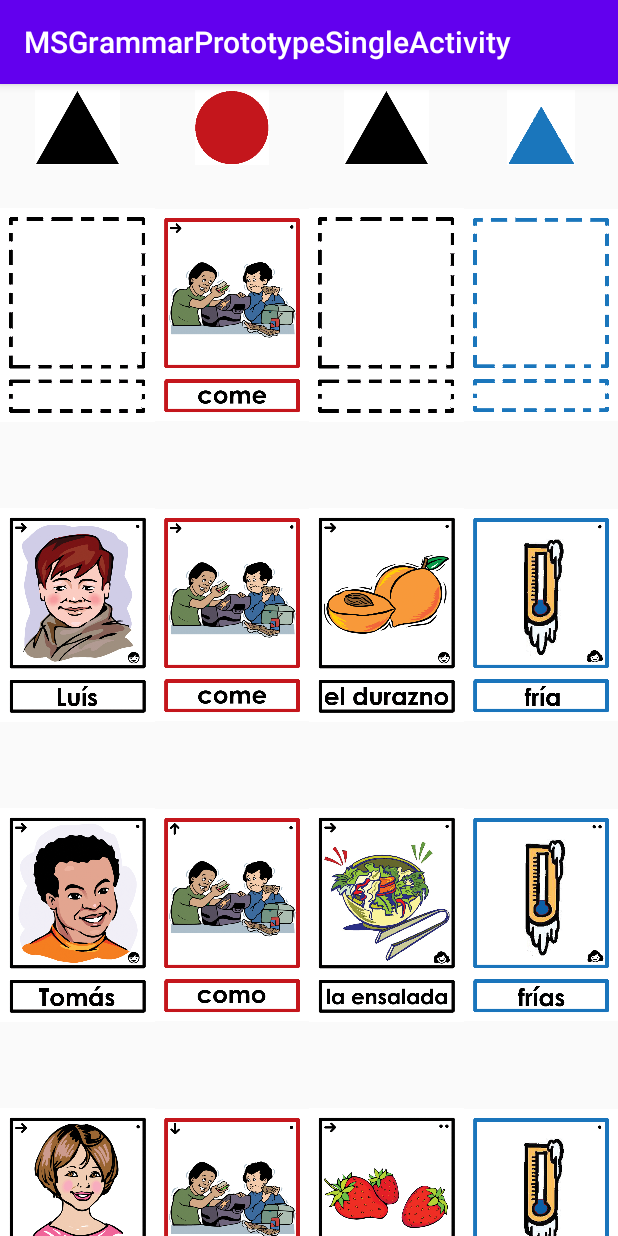
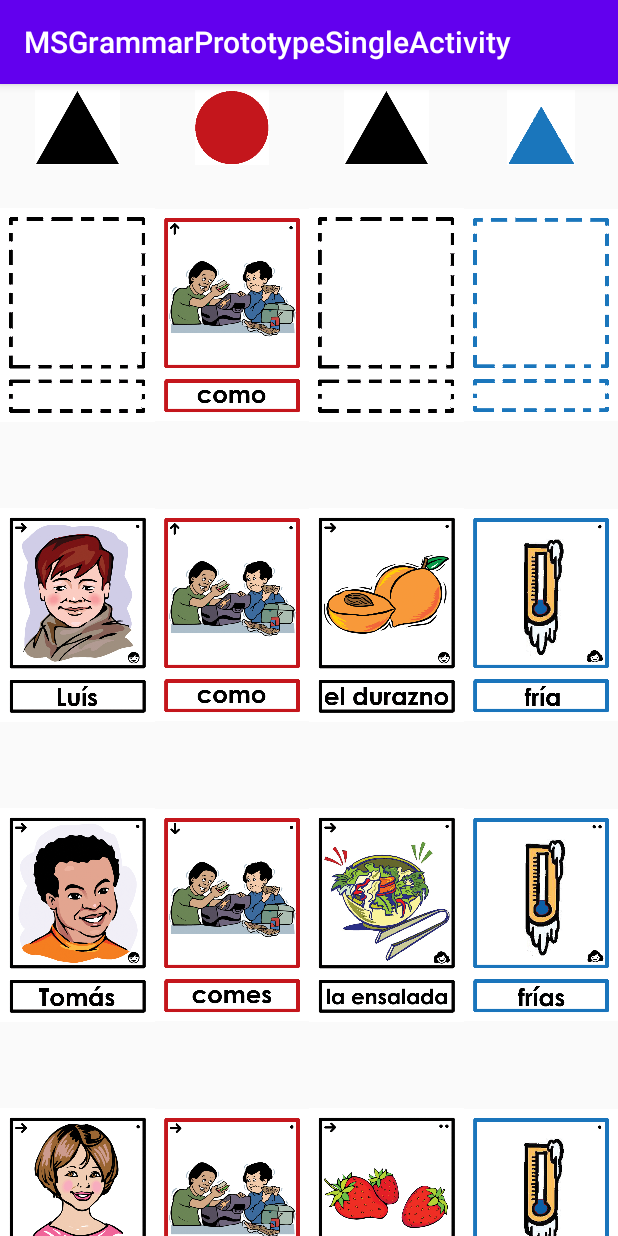
Before and after one commit to MarcoCosta55/MSGrammarPrototypeSingleActivity, an Android app: the screen it shows after launch (MainActivity), after a tap on an icon or button, on a phone screen of 412 x 824 dp. Run offline under Robolectric (Android 15) with nearby library versions, the phone set to English and light mode, and no system bars.

Commit message:
CardData data class is all done for single activity.

```diff
--- a/app/src/main/java/net/marco/msgrammarprototypesingleactivity/CardData.kt
+++ b/app/src/main/java/net/marco/msgrammarprototypesingleactivity/CardData.kt
@@ -8,6 +8,9 @@ class CardData {
 
     companion object {
 
+        /**
+         * Data for proper noun cards.
+         */
         val imagesPN = intArrayOf(
             R.drawable.card_pn_luis,
             R.drawable.card_pn_tomas,
@@ -16,7 +19,6 @@ class CardData {
             R.drawable.card_pn_monica_rosa,
             R.drawable.card_pn_tomas_luis
         )
-
         val symbolsPN = arrayOf(
             "3SM",
             "3SM",
@@ -25,5 +27,117 @@ class CardData {
             "3PF",
             "3PM"
         )
+
+        /**
+         * Data for verb cards.
+         */
+        val imagesV = intArrayOf(
+            R.drawable.card_v_como,
+            R.drawable.card_v_comes,
+            R.drawable.card_v_come,
+            R.drawable.card_v_comemos,
+            R.drawable.card_v_comen,
+            R.drawable.card_v_corto,
+            R.drawable.card_v_cortas,
+            R.drawable.card_v_corta,
+            R.drawable.card_v_cortamos,
+            R.drawable.card_v_cortan
+        )
+        val symbolsV = arrayOf(
+            "1S",
+            "2S",
+            "3S",
+            "1P",
+            "3P",
+            "1S",
+            "2S",
+            "3S",
+            "1P",
+            "3P"
+        )
+
+        /**
+         * Data for noun cards.
+         */
+        val imagesN = intArrayOf(
+            R.drawable.card_n_durazno,
+            R.drawable.card_n_ensalada,
+            R.drawable.card_n_fresas,
+            R.drawable.card_n_mango,
+            R.drawable.card_n_manzana,
+            R.drawable.card_n_naranja,
+            R.drawable.card_n_pan,
+            R.drawable.card_n_pera,
+            R.drawable.card_n_pollo,
+            R.drawable.card_n_uvas
+        )
+        val symbolsN = arrayOf(
+            "3SM",
+            "3SF",
+            "3PF",
+            "3SM",
+            "3SF",
+            "3SF",
+            "3SM",
+            "3SF",
+            "3SM",
+            "3PF"
+        )
+
+        /**
+         * Data for adjective cards
+         */
+        val imagesA = intArrayOf(
+            R.drawable.card_a_fria,
+            R.drawable.card_a_frias,
+            R.drawable.card_a_frio,
+            R.drawable.card_a_frios,
+            R.drawable.card_a_grande,
+            R.drawable.card_a_grandes,
+            R.drawable.card_a_limpia,
+            R.drawable.card_a_limpias,
+            R.drawable.card_a_limpio,
+            R.drawable.card_a_limpios,
+            R.drawable.card_a_pequena,
+            R.drawable.card_a_pequenas,
+            R.drawable.card_a_pequeno,
+            R.drawable.card_a_pequenos,
+            R.drawable.card_a_roja,
+            R.drawable.card_a_rojas,
+            R.drawable.card_a_rojo,
+            R.drawable.card_a_rojos,
+            R.drawable.card_a_sucia,
+            R.drawable.card_a_sucias,
+            R.drawable.card_a_sucio,
+            R.drawable.card_a_sucios,
+            R.drawable.card_a_verde,
+            R.drawable.card_a_verdes
+        )
+        val symbolsA = arrayOf(
+            "SF",
+            "PF",
+            "SM",
+            "PM",
+            "SX",
+            "PX",
+            "SF",
+            "PF",
+            "SM",
+            "PM",
+            "SF",
+            "PF",
+            "SM",
+            "PM",
+            "SF",
+            "PF",
+            "SM",
+            "PM",
+            "SF",
+            "PF",
+            "SM",
+            "PM",
+            "SX",
+            "PX"
+        )
     }
 }
--- a/app/src/main/java/net/marco/msgrammarprototypesingleactivity/MainActivity.kt
+++ b/app/src/main/java/net/marco/msgrammarprototypesingleactivity/MainActivity.kt
@@ -65,15 +65,15 @@ class MainActivity : AppCompatActivity(), CardClick {
         properNoun.setImageResource(CardData.imagesPN[i])
     }
 
-    override fun onClickV(image: Int) {
-        verb.setImageResource(image)
+    override fun onClickV(i: Int) {
+        verb.setImageResource(CardData.imagesV[i])
     }
 
-    override fun onClickN(image: Int) {
-        noun.setImageResource(image)
+    override fun onClickN(i: Int) {
+        noun.setImageResource(CardData.imagesN[i])
     }
 
-    override fun onClickA(image: Int) {
-        adjective.setImageResource(image)
+    override fun onClickA(i: Int) {
+        adjective.setImageResource(CardData.imagesA[i])
     }
 }
--- a/app/src/main/java/net/marco/msgrammarprototypesingleactivity/RecyclerAdapter2.kt
+++ b/app/src/main/java/net/marco/msgrammarprototypesingleactivity/RecyclerAdapter2.kt
@@ -15,23 +15,9 @@ class RecyclerAdapter2(context: Context, listener: CardClick) : RecyclerView.Ada
     private val context = context // may not need
     private var cClick = listener
 
-    private val images = intArrayOf(
-        R.drawable.card_v_come,
-        R.drawable.card_v_como,
-        R.drawable.card_v_comes,
-        R.drawable.card_v_comemos,
-        R.drawable.card_v_comen,
-        R.drawable.card_v_corto,
-        R.drawable.card_v_cortas,
-        R.drawable.card_v_corta,
-        R.drawable.card_v_cortamos,
-        R.drawable.card_v_cortan
-    )
-
     inner class ViewHolder(itemView: View) : RecyclerView.ViewHolder(itemView) {
 
         var itemImage: ImageView = itemView.findViewById(R.id.imageV)
-
     }
 
     override fun onCreateViewHolder(viewGroup: ViewGroup, i: Int): ViewHolder {
@@ -41,16 +27,15 @@ class RecyclerAdapter2(context: Context, listener: CardClick) : RecyclerView.Ada
     }
 
     override fun onBindViewHolder(viewHolder: ViewHolder, i: Int) {
-        viewHolder.itemImage.setImageResource(images[i])
+        viewHolder.itemImage.setImageResource(CardData.imagesV[i])
         val imageItem = viewHolder.itemImage
         imageItem.setOnClickListener {
-            cClick.onClickV(images[i])
+            cClick.onClickV(i)
         }
     }
 
-
     override fun getItemCount(): Int {
-        return images.size
+        return CardData.imagesV.size
     }
 
 }
--- a/app/src/main/java/net/marco/msgrammarprototypesingleactivity/RecyclerAdapter3.kt
+++ b/app/src/main/java/net/marco/msgrammarprototypesingleactivity/RecyclerAdapter3.kt
@@ -15,18 +15,7 @@ class RecyclerAdapter3(context: Context, listener: CardClick) : RecyclerView.Ada
     private val context = context // may not need
     private var cClick = listener
 
-    private val images = intArrayOf(
-        R.drawable.card_n_durazno,
-        R.drawable.card_n_ensalada,
-        R.drawable.card_n_fresas,
-        R.drawable.card_n_mango,
-        R.drawable.card_n_manzana,
-        R.drawable.card_n_naranja,
-        R.drawable.card_n_pan,
-        R.drawable.card_n_pera,
-        R.drawable.card_n_pollo,
-        R.drawable.card_n_uvas
-    )
+
 
     inner class ViewHolder(itemView: View) : RecyclerView.ViewHolder(itemView) {
 
@@ -41,16 +30,16 @@ class RecyclerAdapter3(context: Context, listener: CardClick) : RecyclerView.Ada
     }
 
     override fun onBindViewHolder(viewHolder: ViewHolder, i: Int) {
-        viewHolder.itemImage.setImageResource(images[i])
+        viewHolder.itemImage.setImageResource(CardData.imagesN[i])
         val imageItem = viewHolder.itemImage
         imageItem.setOnClickListener {
-            cClick.onClickN(images[i])
+            cClick.onClickN(i)
         }
     }
 
 
     override fun getItemCount(): Int {
-        return images.size
+        return CardData.imagesN.size
     }
 
 }
--- a/app/src/main/java/net/marco/msgrammarprototypesingleactivity/RecyclerAdapter4.kt
+++ b/app/src/main/java/net/marco/msgrammarprototypesingleactivity/RecyclerAdapter4.kt
@@ -15,32 +15,6 @@ class RecyclerAdapter4(context: Context, listener: CardClick) : RecyclerView.Ada
     private val context = context // may not need
     private var cClick = listener
 
-    private val images = intArrayOf(
-        R.drawable.card_a_fria,
-        R.drawable.card_a_frias,
-        R.drawable.card_a_frio,
-        R.drawable.card_a_frios,
-        R.drawable.card_a_grande,
-        R.drawable.card_a_grandes,
-        R.drawable.card_a_limpia,
-        R.drawable.card_a_limpias,
-        R.drawable.card_a_limpio,
-        R.drawable.card_a_limpios,
-        R.drawable.card_a_pequena,
-        R.drawable.card_a_pequenas,
-        R.drawable.card_a_pequeno,
-        R.drawable.card_a_pequenos,
-        R.drawable.card_a_roja,
-        R.drawable.card_a_rojas,
-        R.drawable.card_a_rojo,
-        R.drawable.card_a_rojos,
-        R.drawable.card_a_sucia,
-        R.drawable.card_a_sucias,
-        R.drawable.card_a_sucio,
-        R.drawable.card_a_sucios,
-        R.drawable.card_a_verde,
-        R.drawable.card_a_verdes
-    )
 
     inner class ViewHolder(itemView: View) : RecyclerView.ViewHolder(itemView) {
 
@@ -55,16 +29,16 @@ class RecyclerAdapter4(context: Context, listener: CardClick) : RecyclerView.Ada
     }
 
     override fun onBindViewHolder(viewHolder: ViewHolder, i: Int) {
-        viewHolder.itemImage.setImageResource(images[i])
+        viewHolder.itemImage.setImageResource(CardData.imagesA[i])
         val imageItem = viewHolder.itemImage
         imageItem.setOnClickListener {
-            cClick.onClickA(images[i])
+            cClick.onClickA(i)
         }
     }
 
 
     override fun getItemCount(): Int {
-        return images.size
+        return CardData.imagesA.size
     }
 
 }
```
